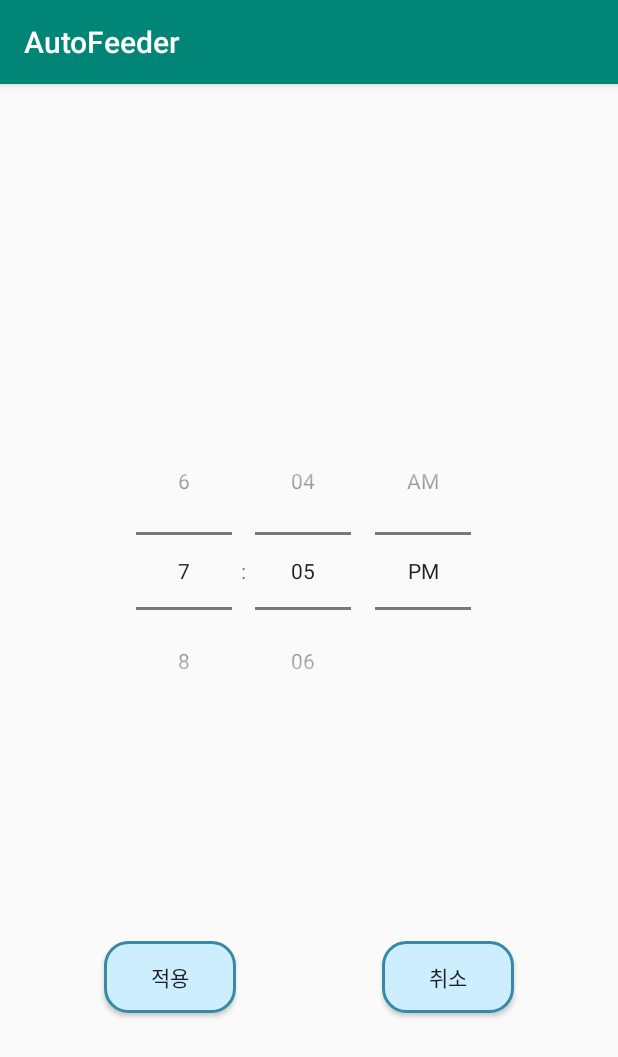
After one commit to susanso/android_studio, an Android app: the AlarmActivity screen opened directly, with no data from a screen before it, on a phone screen of 412 x 824 dp. The commit adds this screen. Shown: the top 1057 px of the screen. Run offline under Robolectric (Android 15) with nearby library versions, the phone set to English and light mode, and no system bars.

Commit message:
#8 timePicker 동작 확인

```diff
--- a/AutoFeeder/app/src/main/AndroidManifest.xml
+++ b/AutoFeeder/app/src/main/AndroidManifest.xml
@@ -9,6 +9,8 @@
             android:roundIcon="@mipmap/ic_launcher_round"
             android:supportsRtl="true"
             android:theme="@style/AppTheme">
+        <activity android:name=".AlarmActivity">
+        </activity>
         <activity android:name=".FeedActivity">
         </activity>
         <activity android:name=".MainActivity">
--- /dev/null
+++ b/AutoFeeder/app/src/main/res/layout/activity_alarm.xml
@@ -0,0 +1,47 @@
+<?xml version="1.0" encoding="utf-8"?>
+<android.support.constraint.ConstraintLayout xmlns:android="http://schemas.android.com/apk/res/android"
+                                             xmlns:app="http://schemas.android.com/apk/res-auto"
+                                             xmlns:tools="http://schemas.android.com/tools"
+                                             android:layout_width="match_parent"
+                                             android:layout_height="match_parent"
+>
+
+    <!-- Time -->
+    <TimePicker
+            android:id="@+id/time_picker"
+            android:layout_width="wrap_content"
+            android:layout_height="wrap_content"
+            android:timePickerMode="spinner"
+            app:layout_constraintStart_toStartOf="parent"
+            android:layout_marginTop="8dp" app:layout_constraintTop_toTopOf="parent"
+            app:layout_constraintEnd_toEndOf="parent" android:layout_marginEnd="8dp" android:layout_marginBottom="8dp"
+            app:layout_constraintBottom_toBottomOf="parent" app:layout_constraintVertical_bias="0.39"/>
+
+    <!-- Button -->
+
+    <Button
+            android:id="@+id/set"
+            android:layout_width="wrap_content"
+            android:layout_height="wrap_content"
+            android:text="@string/feedSubmit"
+            android:background="@drawable/button_layout"
+            android:layout_marginEnd="8dp" app:layout_constraintTop_toBottomOf="@+id/time_picker"
+            app:layout_constraintEnd_toStartOf="@+id/guideline5" app:layout_constraintStart_toStartOf="parent"
+            android:layout_marginStart="8dp" android:layout_marginBottom="8dp"
+            app:layout_constraintBottom_toBottomOf="parent" app:layout_constraintHorizontal_bias="0.6"/>
+    <Button
+            android:id="@+id/reset"
+            android:layout_width="wrap_content"
+            android:layout_height="wrap_content"
+            android:text="@string/feedCancel"
+            android:background="@drawable/button_layout" app:layout_constraintStart_toStartOf="@+id/guideline5"
+            android:layout_marginStart="8dp" app:layout_constraintEnd_toEndOf="parent" android:layout_marginEnd="8dp"
+            app:layout_constraintTop_toTopOf="@+id/set" app:layout_constraintBottom_toBottomOf="@+id/set"
+            app:layout_constraintHorizontal_bias="0.4"/>
+    <android.support.constraint.Guideline android:layout_width="wrap_content" android:layout_height="wrap_content"
+                                          android:id="@+id/guideline5"
+                                          android:orientation="vertical"
+                                          app:layout_constraintGuide_percent="0.5"/>
+
+
+</android.support.constraint.ConstraintLayout>
```
Also changed, not shown: AutoFeeder/app/src/main/java/com/hoseo/autofeeder/AlarmActivity.kt (added, +53 -0 lines), AutoFeeder/app/src/main/java/com/hoseo/autofeeder/FeedingAmountFragment.kt (+13 -1 lines), AutoFeeder/app/src/main/java/com/hoseo/autofeeder/FeedingTimeFragment.kt (+10 -1 lines), AutoFeeder/app/src/main/res/layout/fragment_feeding_amount.xml (+5 -4 lines), AutoFeeder/app/build.gradle (line endings or trailing spaces).
